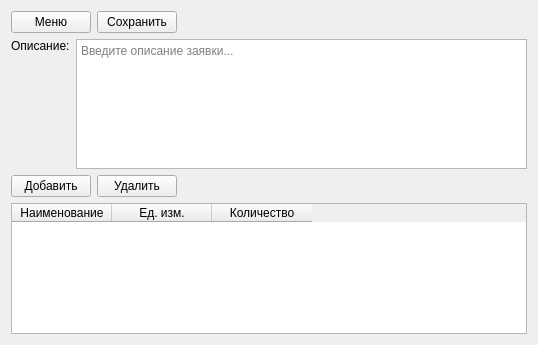
The window that interfaces/create_request.ui (RichCake/Kursovoj-proekt-Karpov-313IS) describes before a commit, drawn with Qt 5.
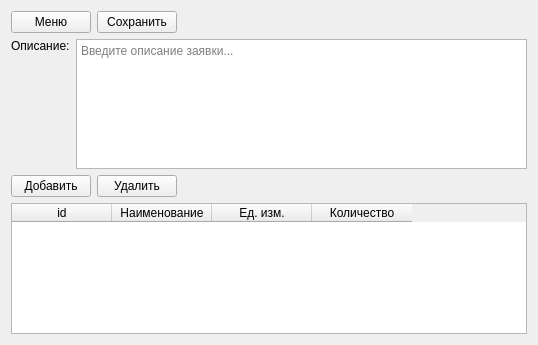
The same window after the commit.

Patch:
```diff
--- a/interfaces/create_request.ui
+++ b/interfaces/create_request.ui
@@ -102,6 +102,11 @@
    </item>
    <item>
     <widget class="QTableWidget" name="tableWidget">
+     <column>
+      <property name="text">
+       <string>id</string>
+      </property>
+     </column>
      <column>
       <property name="text">
        <string>Наименование</string>
```
